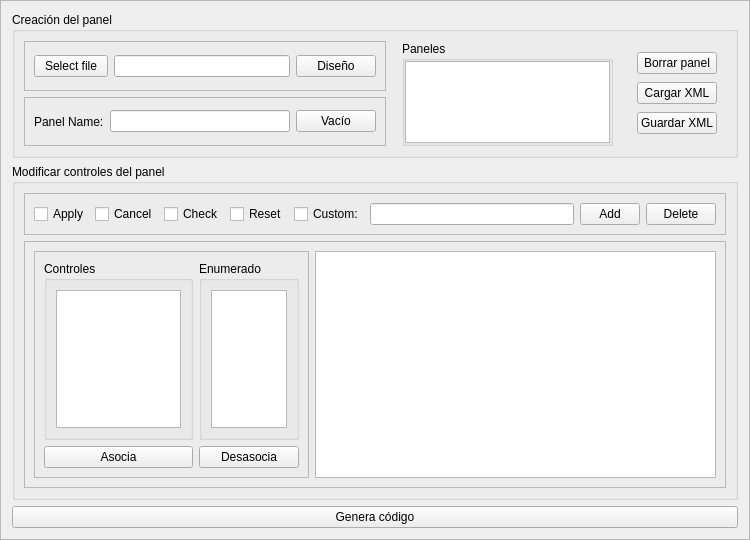
jbarceloperez/generadores, file src/gui/GeneratorPanel.ui: the form before one commit.
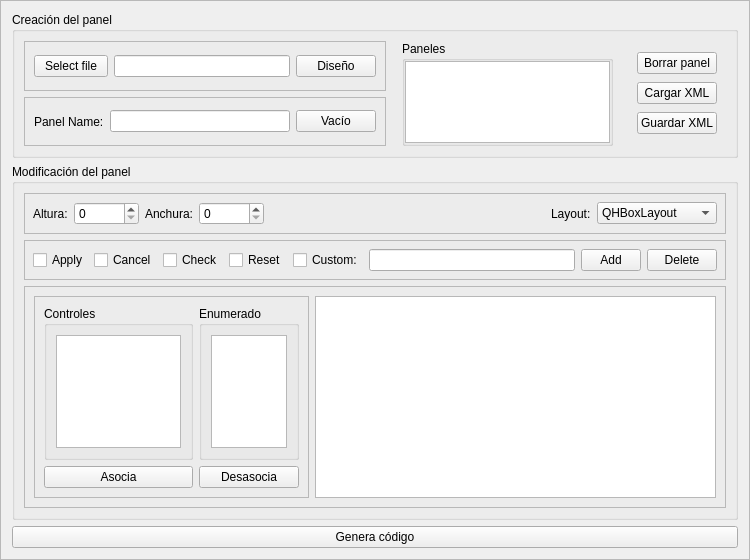
The form after the commit.

Commit message: added layout and size customize box: layout settings

The edit to the form file:
```diff
--- a/src/gui/GeneratorPanel.ui
+++ b/src/gui/GeneratorPanel.ui
@@ -7,7 +7,7 @@
     <x>0</x>
     <y>0</y>
     <width>750</width>
-    <height>540</height>
+    <height>560</height>
    </rect>
   </property>
   <property name="windowTitle">
@@ -217,9 +217,142 @@
    <item>
     <widget class="QGroupBox" name="groupBox_2">
      <property name="title">
-      <string>Modificar controles del panel</string>
+      <string>Modificación del panel</string>
      </property>
-     <layout class="QVBoxLayout" name="verticalLayout_2" stretch="0,1">
+     <layout class="QVBoxLayout" name="verticalLayout_2" stretch="0,0,1">
+      <item>
+       <widget class="QFrame" name="horizontalFrame">
+        <property name="frameShape">
+         <enum>QFrame::StyledPanel</enum>
+        </property>
+        <property name="frameShadow">
+         <enum>QFrame::Raised</enum>
+        </property>
+        <layout class="QHBoxLayout" name="horizontalLayout_6">
+         <property name="leftMargin">
+          <number>8</number>
+         </property>
+         <property name="topMargin">
+          <number>8</number>
+         </property>
+         <property name="rightMargin">
+          <number>8</number>
+         </property>
+         <property name="bottomMargin">
+          <number>8</number>
+         </property>
+         <item>
+          <widget class="QLabel" name="label_2">
+           <property name="maximumSize">
+            <size>
+             <width>43</width>
+             <height>16777215</height>
+            </size>
+           </property>
+           <property name="text">
+            <string>Altura:</string>
+           </property>
+          </widget>
+         </item>
+         <item>
+          <widget class="QSpinBox" name="sbHeigth">
+           <property name="minimumSize">
+            <size>
+             <width>65</width>
+             <height>0</height>
+            </size>
+           </property>
+           <property name="maximumSize">
+            <size>
+             <width>90</width>
+             <height>16777215</height>
+            </size>
+           </property>
+           <property name="maximum">
+            <number>9999</number>
+           </property>
+          </widget>
+         </item>
+         <item>
+          <widget class="QLabel" name="label_3">
+           <property name="maximumSize">
+            <size>
+             <width>55</width>
+             <height>16777215</height>
+            </size>
+           </property>
+           <property name="text">
+            <string>Anchura:</string>
+           </property>
+          </widget>
+         </item>
+         <item>
+          <widget class="QSpinBox" name="sbWidth">
+           <property name="minimumSize">
+            <size>
+             <width>65</width>
+             <height>0</height>
+            </size>
+           </property>
+           <property name="maximumSize">
+            <size>
+             <width>75</width>
+             <height>16777215</height>
+            </size>
+           </property>
+           <property name="maximum">
+            <number>9999</number>
+           </property>
+          </widget>
+         </item>
+         <item>
+          <spacer name="horizontalSpacer">
+           <property name="orientation">
+            <enum>Qt::Horizontal</enum>
+           </property>
+           <property name="sizeHint" stdset="0">
+            <size>
+             <width>40</width>
+             <height>20</height>
+            </size>
+           </property>
+          </spacer>
+         </item>
+         <item>
+          <widget class="QLabel" name="label_4">
+           <property name="text">
+            <string>Layout:</string>
+           </property>
+          </widget>
+         </item>
+         <item>
+          <widget class="QComboBox" name="comboLayout">
+           <property name="minimumSize">
+            <size>
+             <width>120</width>
+             <height>0</height>
+            </size>
+           </property>
+           <item>
+            <property name="text">
+             <string>QHBoxLayout</string>
+            </property>
+           </item>
+           <item>
+            <property name="text">
+             <string>QVBoxLayout</string>
+            </property>
+           </item>
+           <item>
+            <property name="text">
+             <string>QGridLayout</string>
+            </property>
+           </item>
+          </widget>
+         </item>
+        </layout>
+       </widget>
+      </item>
       <item>
        <widget class="QFrame" name="frame_3">
         <property name="frameShape">
@@ -229,6 +362,18 @@
          <enum>QFrame::Raised</enum>
         </property>
         <layout class="QHBoxLayout" name="horizontalLayout_2">
+         <property name="leftMargin">
+          <number>8</number>
+         </property>
+         <property name="topMargin">
+          <number>8</number>
+         </property>
+         <property name="rightMargin">
+          <number>8</number>
+         </property>
+         <property name="bottomMargin">
+          <number>8</number>
+         </property>
          <item>
           <widget class="QCheckBox" name="cb_apply">
            <property name="text">
```
The commit also changes 10 other files.
